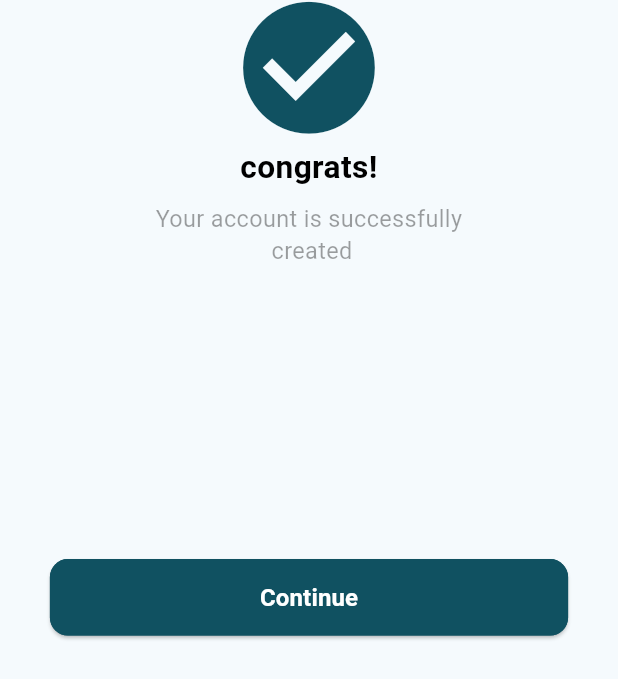
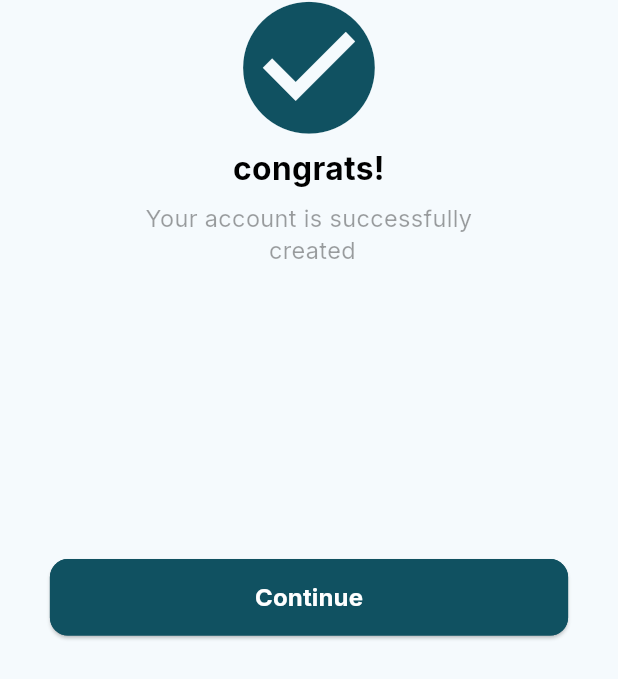
Before and after one commit to wealthwiseteam/wealth-wise-app, a Flutter app: the screen it shows after launch, on a phone screen of 412 x 824 dp. Shown: the part 378-1057 px from the top of the screen. Run offline on Flutter 3.47's test engine with Material 2 defaults, Android fonts, the phone set to English and light mode, and no system bars; our stand-ins replace another_flushbar, dio, equatable, flutter_screenutil, internet_connection_checker.

Commit message:
feat: add inter font

```diff
--- a/lib/main.dart
+++ b/lib/main.dart
@@ -33,8 +33,10 @@ class MyApp extends StatelessWidget {
           ],
           supportedLocales: S.delegate.supportedLocales,
           theme: ThemeData(
-            colorScheme:
-                ColorScheme.fromSeed(seedColor: const Color(0xFF105161)),
+            fontFamily: "Inter",
+            colorScheme: ColorScheme.fromSeed(
+              seedColor: AppColors.mintGreen,
+            ),
             useMaterial3: true,
           ),
           scrollBehavior: ScrollConfiguration.of(context).copyWith(
--- a/lib/view/widgets/public_text.dart
+++ b/lib/view/widgets/public_text.dart
@@ -1,7 +1,6 @@
 import 'package:flutter_screenutil/flutter_screenutil.dart';
 
 import 'package:flutter/material.dart';
-import 'package:google_fonts/google_fonts.dart';
 
 class PublicText extends StatelessWidget {
   final String txt;
@@ -39,7 +38,6 @@ class PublicText extends StatelessWidget {
         color: color,
         fontSize: size ?? 16.sp,
         height: 1.32,
-        fontFamily: "",
         fontWeight: fw ?? FontWeight.normal,
         decoration:
             under == true ? TextDecoration.underline : TextDecoration.none,
```
Also changed, not shown: lib/view/widgets/public_button.dart (+8 -17 lines), pubspec.yaml (+14 -0 lines), assets/fonts/inter/Inter-Bold.ttf (added), assets/fonts/inter/Inter-Light.ttf (added), assets/fonts/inter/Inter-Medium.ttf (added), assets/fonts/inter/Inter-Regular.ttf (added), assets/fonts/inter/Inter-SemiBold.ttf (added).
